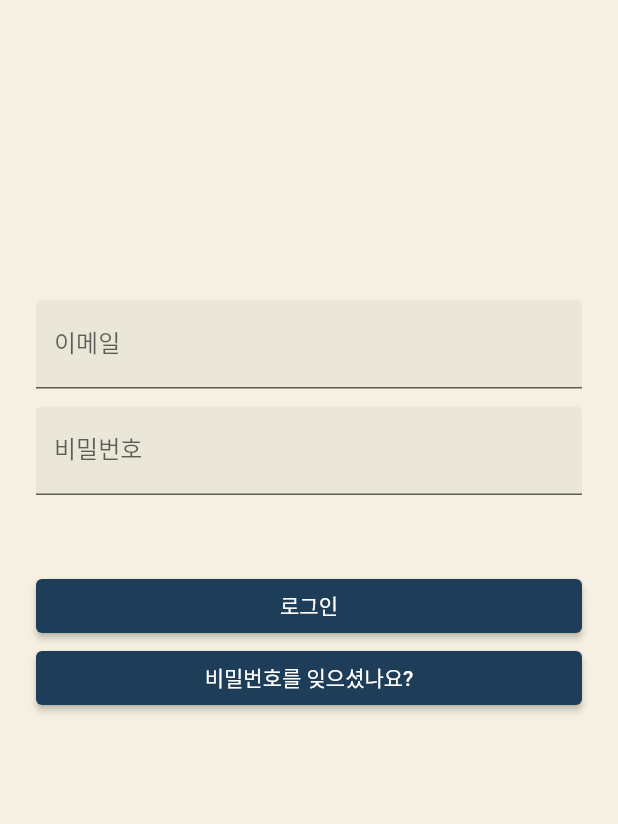
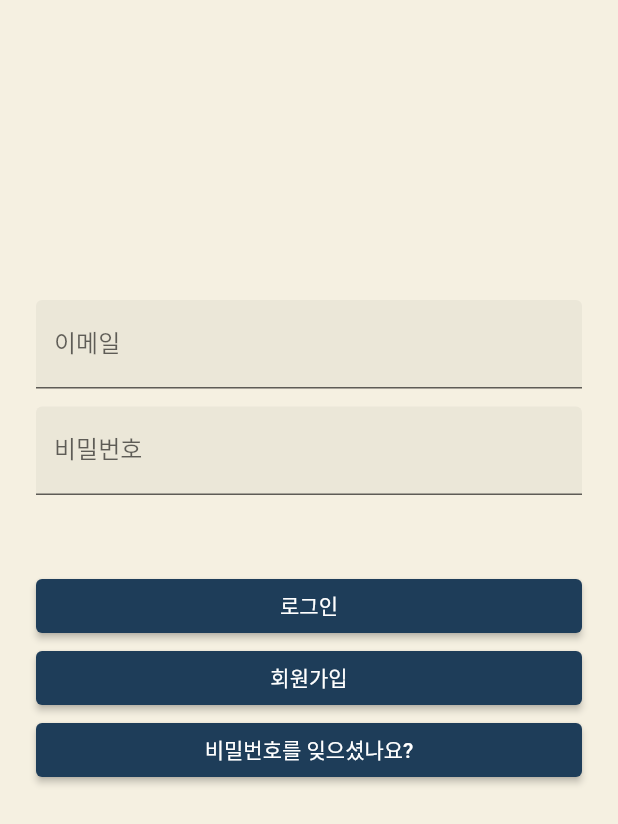
Before and after one commit to 2022-spring-AjouCSCapstone2/lupin_app, a Flutter app: the LoginPage screen opened directly, on a phone screen of 412 x 824 dp. Shown: the top 824 px of the screen. Run offline on Flutter 3.47's test engine with Material 2 defaults, Android fonts, the phone set to English and light mode, and no system bars; our stand-ins replace fluttertoast.

Commit message:
:art:(login): join login page

```diff
--- a/lib/login.dart
+++ b/lib/login.dart
@@ -1,5 +1,6 @@
 import 'package:flutter/material.dart';
 import 'package:flutter/cupertino.dart';
+import 'package:lupin_app/signup.dart';
 
 class LoginPage extends StatefulWidget {
   //const LoginPage({Key? key}) : super(key: key);
@@ -16,57 +17,64 @@ class _LoginPageState extends State<LoginPage> {
     return Scaffold(
       body: SafeArea(
         child: ListView(
-              padding: EdgeInsets.symmetric(horizontal: 24.0),
+          padding: const EdgeInsets.symmetric(horizontal: 24.0),
           children: <Widget>[
-                SizedBox(height: 200.0),
+            const SizedBox(height: 200.0),
             TextField(
               controller: _usernameController,
-                  decoration: InputDecoration(
-                      filled: true,
-                      labelText: '이메일'
+              decoration: const InputDecoration(filled: true, labelText: '이메일'),
+            ),
+            const SizedBox(height: 12.0),
+            TextField(
+              controller: _passwordController,
+              decoration:
+                  const InputDecoration(filled: true, labelText: '비밀번호'),
+              obscureText: true,
+            ),
+            const SizedBox(
+              height: 50.0,
+            ),
+            ElevatedButton(
+              onPressed: () {},
+              child: const Text("로그인"),
+            ),
+            ElevatedButton(
+              onPressed: () {
+                Navigator.push(
+                  context,
+                  CupertinoPageRoute(
+                    builder: (context) => SignUpPage(),
+                  ),
+                );
+              },
+              child: const Text("회원가입"),
+            ),
+            ElevatedButton(
+              onPressed: () {},
+              child: const Text("비밀번호를 잊으셨나요?"),
+            )
+          ],
         ),
       ),
-                SizedBox(height: 12.0),
-                TextField(
-                  controller: _passwordController,
-                  decoration: InputDecoration(
-                      filled: true,
-                      labelText: '비밀번호'
-                  ),
-                  obscureText: true,
-                ),
-                SizedBox(height: 50.0,),
-                ElevatedButton(
-                  onPressed: (){},
-                  child: Text("로그인"),
-                ),
-                ElevatedButton(
-                  onPressed: (){},
-                  child: Text("비밀번호를 잊으셨나요?"),
-                )
-              ],
-            )
-        )
     );
   }
 }
 
-class WidgetApp extends StatefulWidget{
+class WidgetApp extends StatefulWidget {
   @override
   _WidgetExampleState createState() => _WidgetExampleState();
 }
 
-class _WidgetExampleState extends State<WidgetApp>{
+class _WidgetExampleState extends State<WidgetApp> {
   @override
-  Widget build(BuildContext context){
+  Widget build(BuildContext context) {
     return Scaffold(
       appBar: AppBar(
-          title: Text('Widget Example'),
+        title: const Text('Widget Example'),
       ),
-        body: Container(
-            child: Center(
+      body: Center(
         child: Column(
-                  children: <Widget>[
+          children: const <Widget>[
             TextField(
               decoration: InputDecoration(
                 filled: true,
@@ -79,12 +87,11 @@ class _WidgetExampleState extends State<WidgetApp>{
                 filled: true,
                 labelText: 'Password',
               ),
-                      obscureText: true, ),
-                  ]
-
+              obscureText: true,
             ),
-            )
-        )
+          ],
+        ),
+      ),
     );
   }
 }
```
Also changed, not shown: lib/main.dart (+8 -23 lines), lib/signup.dart (+24 -37 lines). Lines whose indentation alone changed are shown as unchanged.
